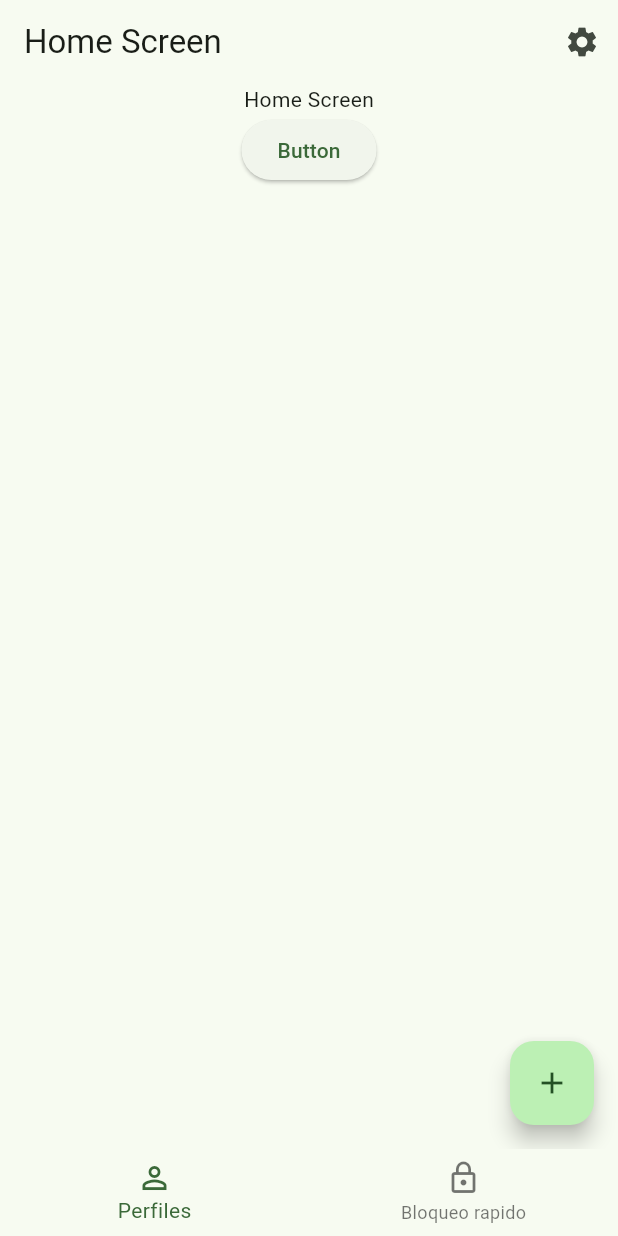
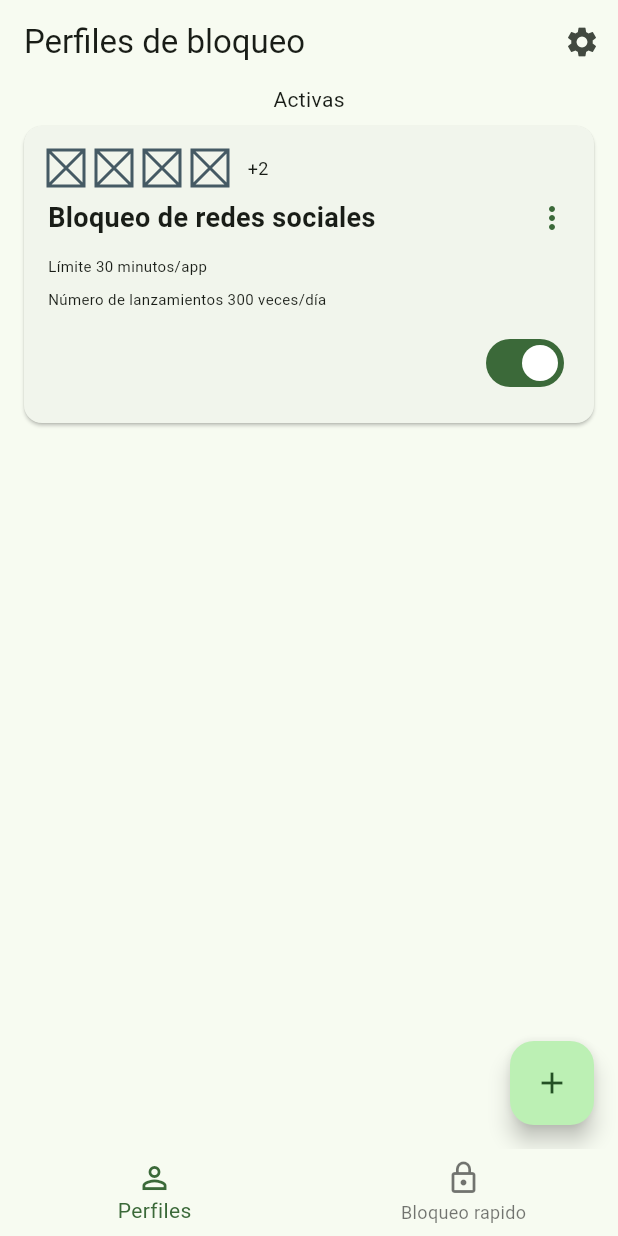
Before and after one commit to Deckgeld/focustime, a Flutter app: the screen it shows after launch, on a phone screen of 412 x 824 dp. Run offline on Flutter 3.47's test engine with Material 3 defaults, Android fonts, the phone set to English and light mode, and no system bars; our stand-ins replace go_router.

Commit message:
Add BlockedAppsIcons widget and LockProfileCard widget

```diff
--- a/lib/presentation/views/lockprofile_view.dart
+++ b/lib/presentation/views/lockprofile_view.dart
@@ -1,5 +1,46 @@
 import 'package:flutter/material.dart';
+import 'package:focustime/domain/entitites/lockprofile.dart';
+import 'package:focustime/domain/entitites/locktype.dart';
+import 'package:focustime/presentation/widgets/cards/card_lockprifile.dart';
 import 'package:go_router/go_router.dart';
+
+  final luckprofile = LockProfile(
+    title: 'Bloqueo de redes sociales',
+    lockTypes: [
+      LockType(
+        type: NameLockType.limitUsage,
+        limit: 30,
+        daysActive: [
+          DayOfWeek.monday,
+          DayOfWeek.tuesday,
+          DayOfWeek.wednesday,
+          DayOfWeek.thursday,
+          DayOfWeek.friday
+        ]
+      ),
+      LockType(
+        type: NameLockType.numberLaunch,
+        limit: 300,
+        daysActive: [
+          DayOfWeek.monday,
+          DayOfWeek.tuesday,
+          DayOfWeek.wednesday,
+          DayOfWeek.thursday,
+          DayOfWeek.friday
+        ]
+      ),
+
+    ],
+    state: StateLockProfile.active,
+    appImageUrls: [
+      'https://www.freepnglogos.com/uploads/facebook-logo-10.png',
+      'https://pngimg.com/uploads/instagram/instagram_PNG9.png',
+      'https://pngimg.com/uploads/instagram/instagram_PNG9.png',
+      'https://pngimg.com/uploads/instagram/instagram_PNG9.png',
+      'https://pngimg.com/uploads/instagram/instagram_PNG9.png',
+      'https://pngimg.com/uploads/instagram/instagram_PNG9.png',
+      ]
+  );
 
 class LockProfileView extends StatelessWidget {
   const LockProfileView({super.key});
@@ -8,7 +49,7 @@ class LockProfileView extends StatelessWidget {
   Widget build(BuildContext context) {
     return Scaffold(
       appBar: AppBar(
-        title: const Text('Home Screen'),
+        title: const Text('Perfiles de bloqueo'),
         actions: [
           IconButton(
             onPressed: () {
@@ -17,14 +58,13 @@ class LockProfileView extends StatelessWidget {
             icon: const Icon(Icons.settings),
           ),],
       ),
-      body: Center(
-        child: Column(
+      body: Column(
+          mainAxisAlignment: MainAxisAlignment.start,
           children: [
-            const Text('Home Screen'),
-            ElevatedButton(onPressed: (){}, child:  const Text('Button')),
+            const Text('Activas'),
+            LockProfileCard(profile: luckprofile)
           ],
         ),
-      ),
 
       floatingActionButton: FloatingActionButton(
         onPressed: () {
--- /dev/null
+++ b/lib/presentation/widgets/blocked_apps_icon.dart
@@ -0,0 +1,44 @@
+import 'package:flutter/material.dart';
+
+class BlockedAppsIcons extends StatelessWidget {
+  final List<String> appImageUrls;
+
+  BlockedAppsIcons({required this.appImageUrls});
+
+  @override
+  Widget build(BuildContext context) {
+    return Row(
+      children: List.generate(
+        appImageUrls.length > 5 ? 5 : appImageUrls.length,
+        (index) {
+          if (index == 4 && appImageUrls.length > 5) {
+            return Container(
+              width: 24,
+              height: 24,
+              alignment: Alignment.center,
+              child: Text(
+                '+${appImageUrls.length - 4}',
+                style: const TextStyle(fontSize: 12),
+              ),
+            );
+          } else {
+            return const Padding(
+                padding: EdgeInsets.only(right: 8.0),
+                child: Placeholder(
+                  fallbackHeight: 24,
+                  fallbackWidth: 24,
+                )
+                // Image.network(
+                //   appImageUrls[index],
+                //   width: 24,
+                //   height: 24,
+                //   errorBuilder: (context, error, stackTrace) {
+                //     return const Icon(Icons.error); // Muestra un ícono de error si la imagen no puede cargarse
+                //   })
+             );
+          }
+        },
+      ),
+    );
+  }
+}
--- /dev/null
+++ b/lib/presentation/widgets/cards/card_lockprifile.dart
@@ -0,0 +1,91 @@
+import 'package:flutter/material.dart';
+import 'package:focustime/domain/entitites/lockprofile.dart';
+import 'package:focustime/domain/entitites/locktype.dart';
+import 'package:focustime/presentation/widgets/blocked_apps_icon.dart';
+
+class LockProfileCard extends StatelessWidget {
+  final LockProfile profile;
+
+  LockProfileCard({required this.profile});
+
+  @override
+  Widget build(BuildContext context) {
+    final colors = Theme.of(context).colorScheme;
+
+    return Card(
+      margin: const EdgeInsets.symmetric(vertical: 8, horizontal: 16),
+      child: Padding(
+        padding: const EdgeInsets.all(16.0),
+        child: Column(
+          crossAxisAlignment: CrossAxisAlignment.start,
+          children: [
+
+            // Mostrar los iconos de las aplicaciones bloqueadas
+            BlockedAppsIcons(appImageUrls: profile.appImageUrls),
+
+            const SizedBox(height: 8),
+            // Título del perfil y el icono de menú
+            Row(
+              mainAxisAlignment: MainAxisAlignment.spaceBetween,
+              children: [
+                Text(
+                  profile.title,
+                  style: const TextStyle(
+                    fontSize: 18,
+                    fontWeight: FontWeight.bold,
+                  ),
+                ),
+                Icon(Icons.more_vert, color: colors.primary),
+              ],
+            ),
+            const SizedBox(height: 8),
+            // Mostrar los tipos de bloqueo
+            Column(
+              crossAxisAlignment: CrossAxisAlignment.start,
+              children: profile.lockTypes.map((lockType) {
+                return Padding(
+                  padding: const EdgeInsets.symmetric(vertical: 4.0),
+                  child: Text(
+                    // lockTypeDescription(lockType),
+                    lockTypeDescription(lockType),
+                    style: const TextStyle(fontSize: 10),
+                  ),
+                );
+              }).toList(),
+            ),
+            const SizedBox(height: 8),
+            // Estado del perfil y el interruptor
+            Row(
+              mainAxisAlignment: MainAxisAlignment.spaceBetween,
+              children: [
+                Text(
+                  profile.state == StateLockProfile.inactive ? 'Pausado' : '',
+                  style: TextStyle(fontSize: 16, color: colors.primary),
+                ),
+                Switch(
+                  value: profile.state == StateLockProfile.active,
+                  onChanged: (value) {
+                    // Aquí puedes manejar el cambio de estado del switch
+                  },
+                ),
+              ],
+            ),
+          ],
+        ),
+      ),
+    );
+  }
+
+  // Descripción del tipo de bloqueo
+  String lockTypeDescription(LockType lockType) {
+    switch (lockType.type) {
+      case NameLockType.limitUsage:
+        return 'Límite ${lockType.limit} minutos/app';
+      case NameLockType.schedule:
+        return '${lockType.hoursActive?.first ?? 0}:00 AM - ${lockType.hoursActive?.last ?? 0}:00 PM';
+      default:
+        return 'Número de lanzamientos ${lockType.limit} veces/día';
+
+    }
+  }
+}
```
